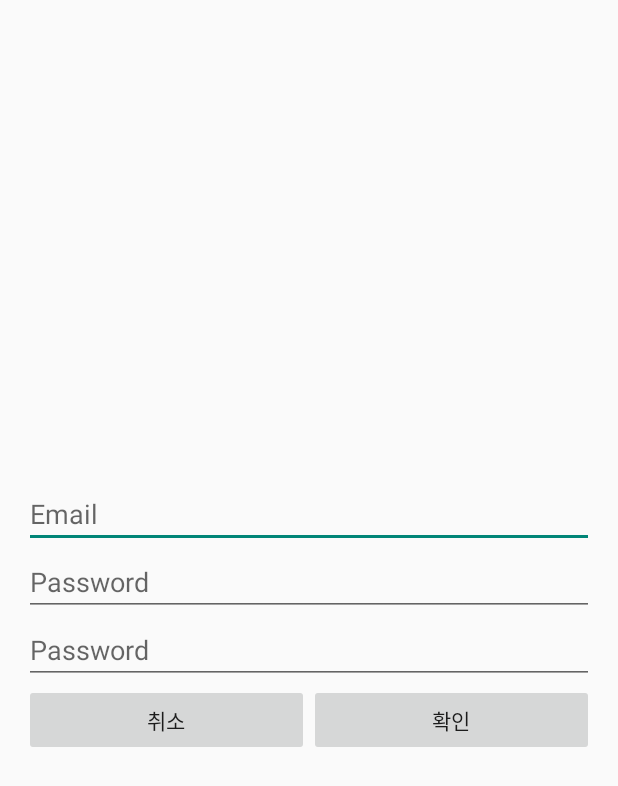
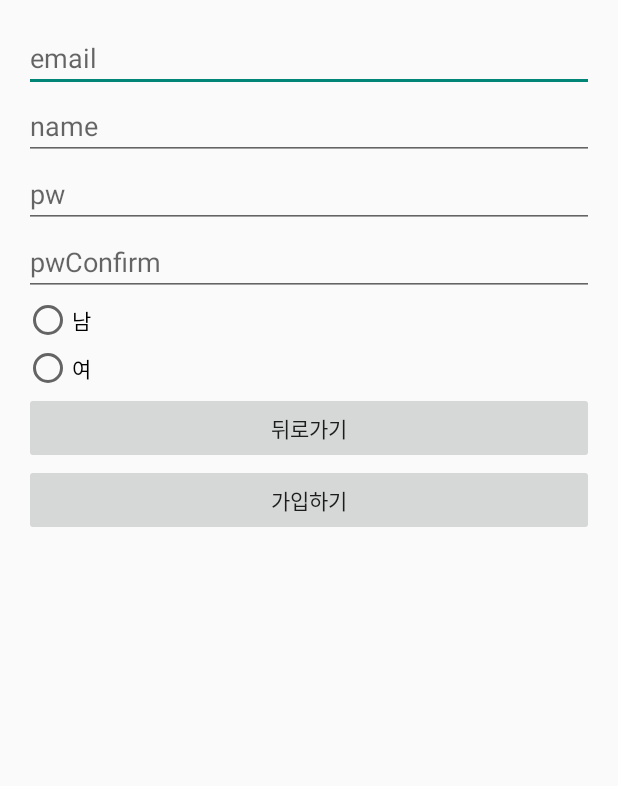
Before and after one commit to inseon0731/nullProject, an Android app: the JoinActivity screen opened directly, with no data from a screen before it, on a phone screen of 412 x 824 dp. Shown: the top 786 px of the screen. Run offline under Robolectric (Android 15) with nearby library versions, the phone set to English and light mode, and no system bars; 4 statements that could not run were skipped.

Commit message:
2017.05.14 join xml 변경

```diff
--- a/app/src/main/res/layout/activity_join.xml
+++ b/app/src/main/res/layout/activity_join.xml
@@ -13,74 +13,76 @@
     android:paddingTop="@dimen/activity_vertical_margin"
     tools:context="com.example.hong_inseon.projectlouvre.JoinActivity">
 
-    <!--
-        <TextView
-            android:text="GENDER"
-            android:layout_width="wrap_content"
-            android:layout_height="wrap_content"
-            android:id="@+id/textView10"
-            android:layout_marginTop="11dp"
-            android:layout_below="@+id/etName"
-            android:layout_alignStart="@+id/textView8"/>
-        <RadioButton
-            android:text="남"
-            android:layout_width="wrap_content"
-            android:layout_height="wrap_content"
-            android:id="@+id/rbm"
-            android:layout_below="@+id/etName"
-            android:layout_alignStart="@+id/etName"/>
-        <RadioButton
-            android:text="여"
-            android:layout_width="wrap_content"
-            android:layout_height="wrap_content"
-            android:id="@+id/rbf"
-            android:layout_below="@+id/etName"
-            android:layout_toEndOf="@+id/rbm"
-            android:layout_marginStart="17dp"/>
-    -->
+    <LinearLayout
+        android:orientation="vertical"
+        android:layout_width="match_parent"
+        android:layout_height="match_parent"
+        android:layout_alignParentStart="true">
 
         <EditText
             android:layout_width="match_parent"
             android:layout_height="wrap_content"
             android:inputType="textEmailAddress"
             android:ems="10"
-        android:hint="Email"
-        android:id="@+id/etEmail"/>
+            android:id="@+id/etEmail"
+            android:hint="email"/>
+        <EditText
+            android:layout_width="match_parent"
+            android:layout_height="wrap_content"
+            android:inputType="textEmailAddress"
+            android:ems="10"
+            android:id="@+id/etName"
+            android:hint="name"/>
 
         <EditText
             android:layout_width="match_parent"
             android:layout_height="wrap_content"
             android:inputType="textPassword"
             android:ems="10"
-        android:hint="Password"
-        android:id="@+id/etPassword"/>
+            android:id="@+id/etPassword"
+            android:hint="pw"/>
 
         <EditText
             android:layout_width="match_parent"
             android:layout_height="wrap_content"
-        android:inputType="textPassword"
+            android:inputType="text|textPersonName"
             android:ems="10"
-        android:hint="Password"
-        android:id="@+id/etPasswordConfirm"/>
+            android:id="@+id/etPasswordConfirm"
+            android:hint="pwConfirm"/>
 
-    <LinearLayout
-        android:orientation="horizontal"
+        <RadioGroup
+            android:id="@+id/radioGroupGender"
             android:layout_width="match_parent"
             android:layout_height="wrap_content">
 
-        <Button
-            android:text="취소"
+            <RadioButton
+                android:text="남"
                 android:layout_width="wrap_content"
                 android:layout_height="wrap_content"
-            android:id="@+id/btnCancel"
+                android:id="@+id/rbtnM"
                 android:layout_weight="1"/>
 
-        <Button
-            android:text="확인"
+            <RadioButton
+                android:text="여"
                 android:layout_width="wrap_content"
                 android:layout_height="wrap_content"
-            android:id="@+id/btnDone"
+                android:id="@+id/rbtnF"
                 android:layout_weight="1"/>
+
+        </RadioGroup>
+
+        <Button
+            android:text="뒤로가기"
+            android:layout_width="match_parent"
+            android:layout_height="wrap_content"
+            android:id="@+id/cancle"/>
+
+        <Button
+            android:id="@+id/btnJoin"
+            android:layout_width="match_parent"
+            android:layout_height="wrap_content"
+            android:text="가입하기"/>
+
     </LinearLayout>
 
 
```
Lines whose indentation alone changed are shown as unchanged.
